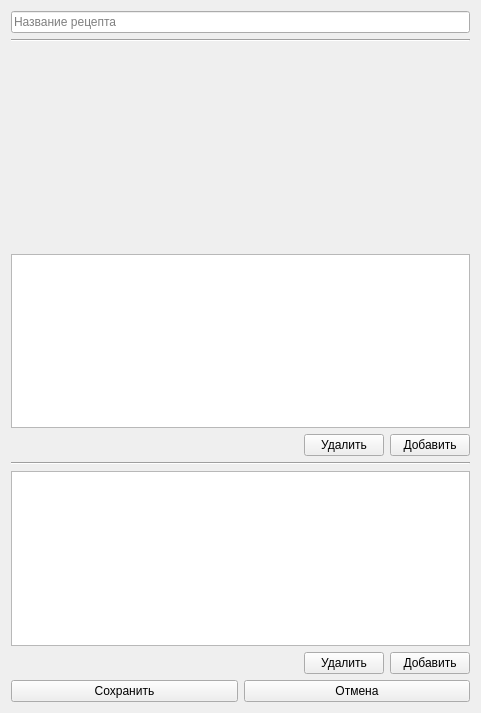
This is project/forms/Recipe_edit.ui in Galoev/nutritionist-helper as Qt 5 draws it before an edit. The edited form follows.
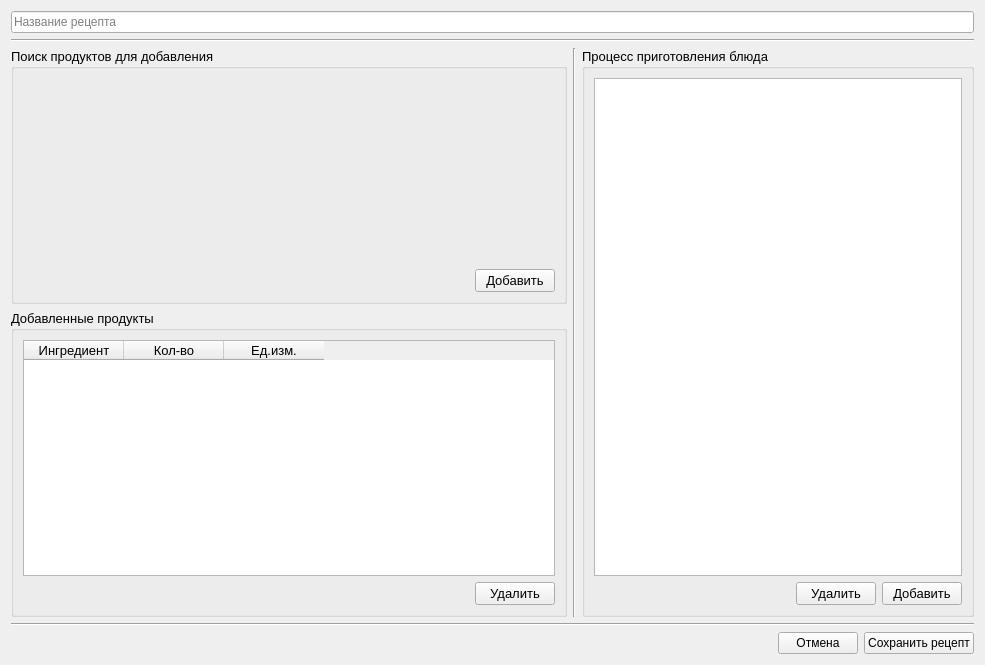
This is the edited form. Custom widgets are drawn as their Qt base class.

Patch:
```diff
--- a/project/forms/Recipe_edit.ui
+++ b/project/forms/Recipe_edit.ui
@@ -6,14 +6,14 @@
    <rect>
     <x>0</x>
     <y>0</y>
-    <width>481</width>
-    <height>713</height>
+    <width>985</width>
+    <height>665</height>
    </rect>
   </property>
   <property name="windowTitle">
    <string>Редактирование рецептов</string>
   </property>
-  <layout class="QVBoxLayout" name="verticalLayout">
+  <layout class="QVBoxLayout" name="verticalLayout_5">
    <item>
     <widget class="QLineEdit" name="lineEdit_recipeName">
      <property name="placeholderText">
@@ -29,22 +29,90 @@
     </widget>
    </item>
    <item>
-    <widget class="QWidget" name="widget_product_search" native="true">
+    <layout class="QHBoxLayout" name="horizontalLayout_5">
+     <item>
+      <layout class="QVBoxLayout" name="verticalLayout_4">
+       <item>
+        <widget class="QGroupBox" name="groupBox">
+         <property name="font">
+          <font>
+           <pointsize>10</pointsize>
+          </font>
+         </property>
+         <property name="title">
+          <string>Поиск продуктов для добавления</string>
+         </property>
+         <layout class="QVBoxLayout" name="verticalLayout">
+          <property name="spacing">
+           <number>0</number>
+          </property>
+          <property name="leftMargin">
+           <number>0</number>
+          </property>
+          <property name="topMargin">
+           <number>0</number>
+          </property>
+          <property name="rightMargin">
+           <number>0</number>
+          </property>
+          <item>
+           <widget class="ProductSeach" name="frame_product_search">
      <property name="minimumSize">
       <size>
-       <width>457</width>
+              <width>550</width>
        <height>200</height>
       </size>
      </property>
     </widget>
    </item>
    <item>
+           <layout class="QHBoxLayout" name="horizontalLayout">
+            <property name="rightMargin">
+             <number>9</number>
+            </property>
+            <item>
+             <spacer name="horizontalSpacer">
+              <property name="orientation">
+               <enum>Qt::Horizontal</enum>
+              </property>
+              <property name="sizeHint" stdset="0">
+               <size>
+                <width>40</width>
+                <height>20</height>
+               </size>
+              </property>
+             </spacer>
+            </item>
+            <item>
+             <widget class="QPushButton" name="pushButton_addIngredient">
+              <property name="text">
+               <string>Добавить</string>
+              </property>
+             </widget>
+            </item>
+           </layout>
+          </item>
+         </layout>
+        </widget>
+       </item>
+       <item>
+        <widget class="QGroupBox" name="groupBox_2">
+         <property name="font">
+          <font>
+           <pointsize>10</pointsize>
+          </font>
+         </property>
+         <property name="title">
+          <string>Добавленные продукты</string>
+         </property>
+         <layout class="QVBoxLayout" name="verticalLayout_2">
+          <item>
     <widget class="QTableWidget" name="tableWidget_ingredientList">
      <property name="alternatingRowColors">
       <bool>true</bool>
      </property>
      <attribute name="horizontalHeaderVisible">
-      <bool>false</bool>
+             <bool>true</bool>
      </attribute>
      <attribute name="horizontalHeaderCascadingSectionResizes">
       <bool>false</bool>
@@ -55,6 +123,9 @@
      <attribute name="verticalHeaderVisible">
       <bool>false</bool>
      </attribute>
+            <attribute name="verticalHeaderDefaultSectionSize">
+             <number>25</number>
+            </attribute>
      <column>
       <property name="text">
        <string>Ингредиент</string>
@@ -62,20 +133,20 @@
      </column>
      <column>
       <property name="text">
-       <string>Колличество</string>
+              <string>Кол-во</string>
       </property>
      </column>
      <column>
       <property name="text">
-       <string>Ед.</string>
+              <string>Ед.изм.</string>
       </property>
      </column>
     </widget>
    </item>
    <item>
-    <layout class="QHBoxLayout" name="horizontalLayout">
+           <layout class="QHBoxLayout" name="horizontalLayout_4">
      <item>
-      <spacer name="horizontalSpacer">
+             <spacer name="horizontalSpacer_3">
        <property name="orientation">
         <enum>Qt::Horizontal</enum>
        </property>
@@ -94,11 +165,9 @@
        </property>
       </widget>
      </item>
-     <item>
-      <widget class="QPushButton" name="pushButton_addIngredient">
-       <property name="text">
-        <string>Добавить</string>
-       </property>
+           </layout>
+          </item>
+         </layout>
       </widget>
      </item>
     </layout>
@@ -106,10 +175,21 @@
    <item>
     <widget class="Line" name="line_2">
      <property name="orientation">
-      <enum>Qt::Horizontal</enum>
+        <enum>Qt::Vertical</enum>
      </property>
     </widget>
    </item>
+     <item>
+      <widget class="QGroupBox" name="groupBox_3">
+       <property name="font">
+        <font>
+         <pointsize>10</pointsize>
+        </font>
+       </property>
+       <property name="title">
+        <string>Процесс приготовления блюда</string>
+       </property>
+       <layout class="QVBoxLayout" name="verticalLayout_3">
    <item>
     <widget class="QTableWidget" name="tableWidget_recipeDescription">
      <attribute name="horizontalHeaderVisible">
@@ -162,27 +242,32 @@
      </item>
     </layout>
    </item>
+       </layout>
+      </widget>
+     </item>
+    </layout>
+   </item>
    <item>
-    <spacer name="verticalSpacer">
+    <widget class="Line" name="line_3">
      <property name="orientation">
-      <enum>Qt::Vertical</enum>
+      <enum>Qt::Horizontal</enum>
      </property>
-     <property name="sizeHint" stdset="0">
-      <size>
-       <width>0</width>
-       <height>0</height>
-      </size>
-     </property>
-    </spacer>
+    </widget>
    </item>
    <item>
     <layout class="QHBoxLayout" name="horizontalLayout_3">
      <item>
-      <widget class="QPushButton" name="pushButton_save">
-       <property name="text">
-        <string>Сохранить</string>
+      <spacer name="horizontalSpacer_4">
+       <property name="orientation">
+        <enum>Qt::Horizontal</enum>
        </property>
-      </widget>
+       <property name="sizeHint" stdset="0">
+        <size>
+         <width>40</width>
+         <height>20</height>
+        </size>
+       </property>
+      </spacer>
      </item>
      <item>
       <widget class="QPushButton" name="pushButton_cancel">
@@ -191,10 +276,25 @@
        </property>
       </widget>
      </item>
+     <item>
+      <widget class="QPushButton" name="pushButton_save">
+       <property name="text">
+        <string>Сохранить рецепт</string>
+       </property>
+      </widget>
+     </item>
     </layout>
    </item>
   </layout>
  </widget>
+ <customwidgets>
+  <customwidget>
+   <class>ProductSeach</class>
+   <extends>QFrame</extends>
+   <header>windows/ProductSeach.h</header>
+   <container>1</container>
+  </customwidget>
+ </customwidgets>
  <resources/>
  <connections/>
 </ui>
```
Lines whose indentation alone changed are shown as unchanged.
